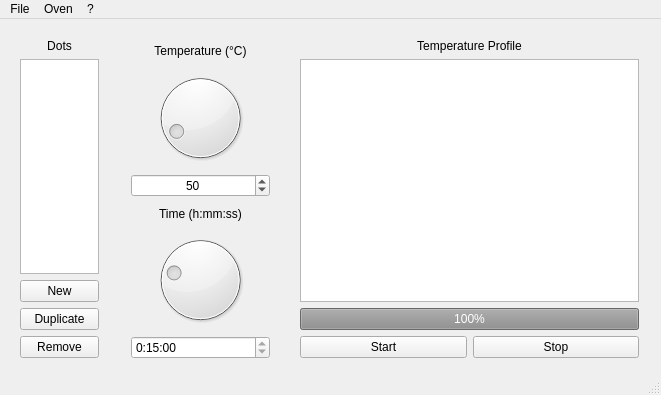
balsini/SmartBluetoothOven, file GUI/mainwindow.ui: the form before one commit.
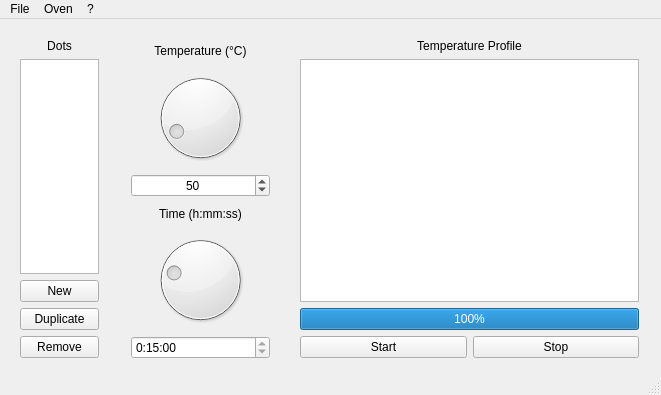
The form after the commit.

Commit message: Completed node management part

```diff
--- a/GUI/mainwindow.ui
+++ b/GUI/mainwindow.ui
@@ -26,7 +26,7 @@
    <string>SmartBluetoothOven</string>
   </property>
   <widget class="QWidget" name="centralWidget">
-   <widget class="QWidget" name="">
+   <widget class="QWidget" name="layoutWidget">
     <property name="geometry">
      <rect>
       <x>289</x>
@@ -35,7 +35,7 @@
       <height>341</height>
      </rect>
     </property>
-    <layout class="QVBoxLayout" name="verticalLayout_3">
+    <layout class="QVBoxLayout" name="verticalLayoutRight">
      <item>
       <widget class="QLabel" name="label_4">
        <property name="text">
@@ -52,7 +52,7 @@
      <item>
       <widget class="QProgressBar" name="progressBar">
        <property name="enabled">
-        <bool>false</bool>
+        <bool>true</bool>
        </property>
        <property name="value">
         <number>100</number>
@@ -79,7 +79,7 @@
      </item>
     </layout>
    </widget>
-   <widget class="QWidget" name="">
+   <widget class="QWidget" name="layoutWidget1">
     <property name="geometry">
      <rect>
       <x>9</x>
@@ -128,7 +128,7 @@
      </item>
     </layout>
    </widget>
-   <widget class="QWidget" name="">
+   <widget class="QWidget" name="layoutWidget2">
     <property name="geometry">
      <rect>
       <x>120</x>
```
Left out of the diff: 153 changed lines with no effect on the pictures. The commit also changes 2 other files.
